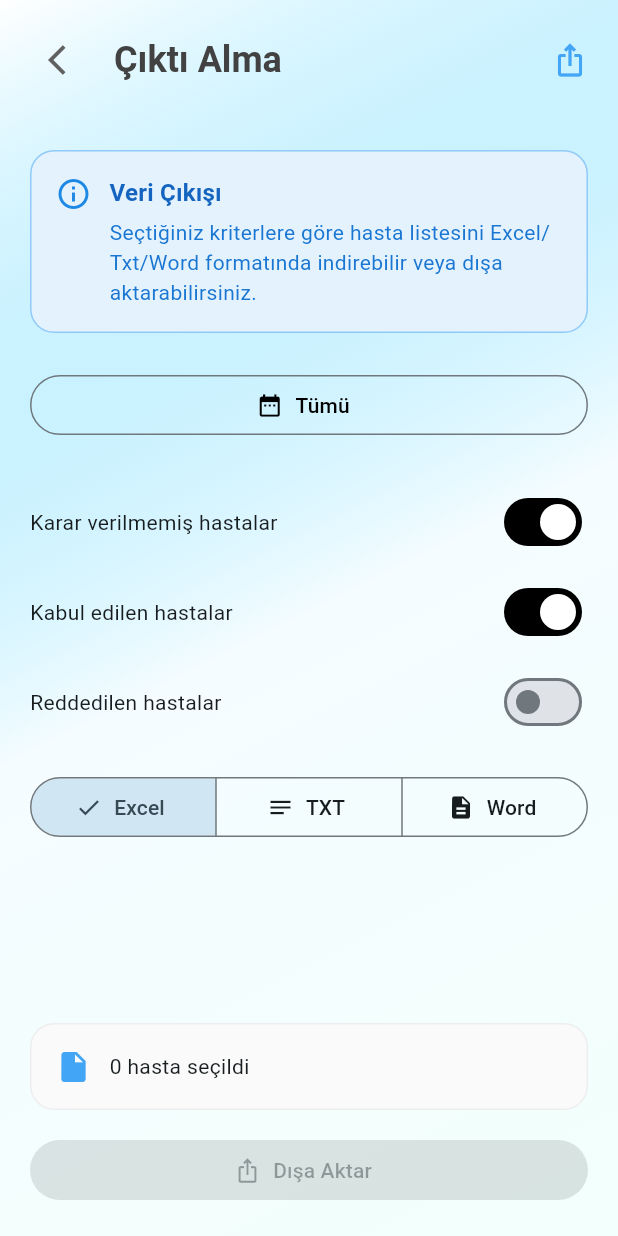
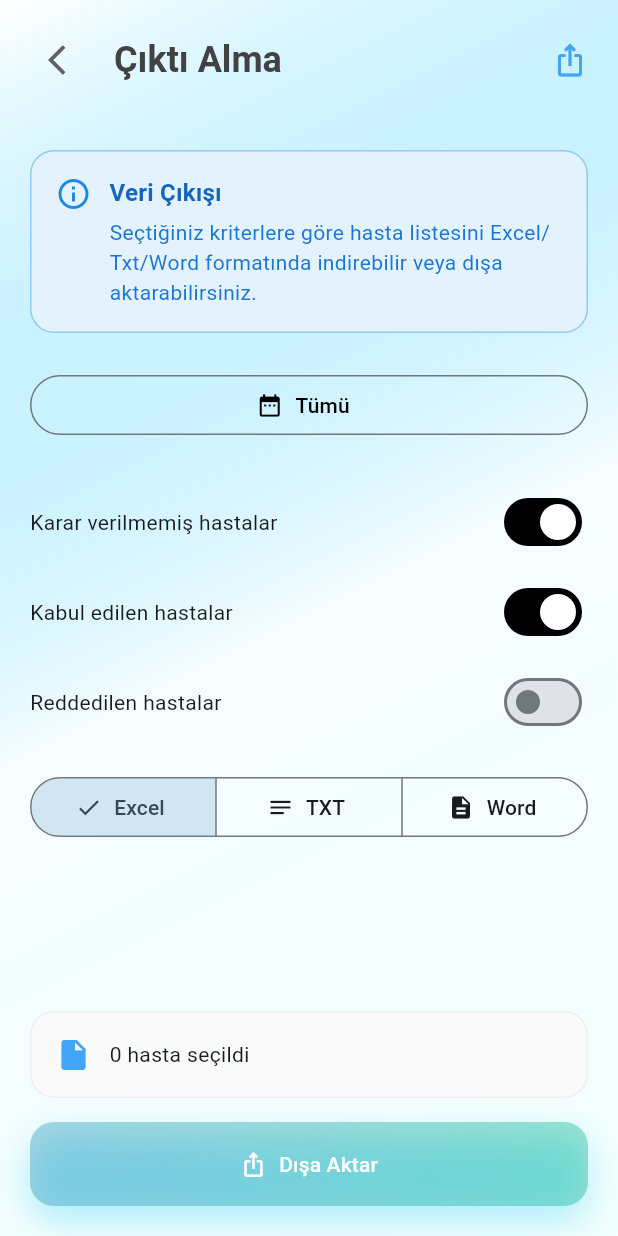
Before and after one commit to AhmetOzgul/plastichoose-offline, a Flutter app: the _ExportPageContent screen opened directly, on a phone screen of 412 x 824 dp. Run offline on Flutter 3.47's test engine with Material 3 defaults, Android fonts, the phone set to English and light mode, and no system bars; our stand-ins replace freezed_annotation, get_it, go_router, image_picker, share_plus, shared_preferences; missing offline and left inert: excel, external_path; accounts and stored records are empty.

Commit message:
refactor: date picker and buttons refactor

```diff
--- /dev/null
+++ b/lib/core/utils/date_range_utils.dart
@@ -0,0 +1,23 @@
+import 'package:flutter/material.dart';
+
+/// Utilities for working with DateTime and DateTimeRange in a consistent way.
+final class DateRangeUtils {
+  const DateRangeUtils._();
+
+  /// Returns a new [DateTimeRange] where the start is at the start of the day
+  /// (00:00:00.000) and the end is at the end of the day (23:59:59.999).
+  static DateTimeRange? normalizeInclusive(DateTimeRange? range) {
+    if (range == null) return null;
+    final DateTime start = startOfDay(range.start);
+    final DateTime end = endOfDay(range.end);
+    return DateTimeRange(start: start, end: end);
+  }
+
+  /// Returns the start of the day for [dt].
+  static DateTime startOfDay(DateTime dt) =>
+      DateTime(dt.year, dt.month, dt.day);
+
+  /// Returns the end of the day for [dt] (23:59:59.999).
+  static DateTime endOfDay(DateTime dt) =>
+      DateTime(dt.year, dt.month, dt.day, 23, 59, 59, 999);
+}
--- /dev/null
+++ b/lib/core/widgets/date_range_selector.dart
@@ -0,0 +1,60 @@
+import 'package:flutter/material.dart';
+import 'package:plastichoose/core/utils/date_range_utils.dart';
+
+/// Shared date range selector that normalizes the selected range to be
+/// inclusive for the end date (until 23:59:59.999).
+final class DateRangeSelector extends StatelessWidget {
+  final String label;
+  final DateTimeRange? value;
+  final ValueChanged<DateTimeRange?> onChanged;
+
+  const DateRangeSelector({
+    super.key,
+    required this.label,
+    required this.value,
+    required this.onChanged,
+  });
+
+  @override
+  Widget build(BuildContext context) {
+    return Row(
+      children: <Widget>[
+        Expanded(
+          child: OutlinedButton.icon(
+            onPressed: () async {
+              final DateTime now = DateTime.now();
+              final DateTimeRange initial =
+                  value ??
+                  DateTimeRange(
+                    start: now.subtract(const Duration(days: 30)),
+                    end: now,
+                  );
+              final DateTimeRange? picked = await showDateRangePicker(
+                context: context,
+                firstDate: DateTime(now.year - 5),
+                lastDate: DateTime(now.year + 1),
+                initialDateRange: DateTimeRange(
+                  start: initial.start,
+                  end: initial.end,
+                ),
+              );
+              onChanged(DateRangeUtils.normalizeInclusive(picked));
+            },
+            icon: const Icon(Icons.date_range),
+            label: Text(_labelText()),
+          ),
+        ),
+      ],
+    );
+  }
+
+  String _labelText() {
+    if (value == null) return label;
+    final DateTime s = value!.start;
+    final DateTime e = value!.end;
+    return '${_two(s.day)}.${_two(s.month)}.${s.year} - '
+        '${_two(e.day)}.${_two(e.month)}.${e.year}';
+  }
+
+  String _two(int v) => v.toString().padLeft(2, '0');
+}
--- a/lib/features/cleanup/presentation/controllers/cleanup_controller.dart
+++ b/lib/features/cleanup/presentation/controllers/cleanup_controller.dart
@@ -23,6 +23,8 @@ final class CleanupController extends ChangeNotifier {
   int selectedPatientsCount = 0;
   bool isLoading = false;
   String? errorMessage;
+
+  DateTimeRange? get range => _range;
 
   /// Sets the date range for filtering.
   void setRange(DateTimeRange? range) {
--- a/lib/features/export/presentation/controllers/export_controller.dart
+++ b/lib/features/export/presentation/controllers/export_controller.dart
@@ -28,6 +28,8 @@ final class ExportController extends ChangeNotifier {
   int patientsCount = 0;
 
   List<Patient> _lastPreviewPatients = <Patient>[];
+
+  DateTimeRange? get range => _range;
 
   void setRange(DateTimeRange? range) {
     _range = range;
--- a/lib/features/export/presentation/pages/export_page.dart
+++ b/lib/features/export/presentation/pages/export_page.dart
@@ -4,6 +4,8 @@ import 'package:provider/provider.dart';
 import 'package:plastichoose/app/di.dart';
 import 'package:plastichoose/features/export/presentation/controllers/export_controller.dart';
 import 'package:plastichoose/features/patients/domain/usecases/patient_usecases.dart';
+import 'package:plastichoose/core/widgets/date_range_selector.dart';
+import 'package:plastichoose/core/widgets/gradient_button.dart';
 
 final class ExportPage extends StatelessWidget {
   const ExportPage({super.key});
@@ -59,7 +61,14 @@ final class _ExportPageContent extends StatelessWidget {
                             children: <Widget>[
                               _ExportIntroCard(),
                               const SizedBox(height: 24),
-                              _ExportDateSelector(controller: controller),
+                              DateRangeSelector(
+                                label: 'Tümü',
+                                value: controller.range,
+                                onChanged: (DateTimeRange? r) async {
+                                  controller.setRange(r);
+                                  await controller.refreshPreview();
+                                },
+                              ),
                               const SizedBox(height: 24),
                               _ExportOptions(controller: controller),
                               const SizedBox(height: 16),
@@ -242,38 +251,7 @@ final class _ExportIntroCard extends StatelessWidget {
   }
 }
 
-final class _ExportDateSelector extends StatelessWidget {
-  final ExportController controller;
-  const _ExportDateSelector({required this.controller});
-
-  @override
-  Widget build(BuildContext context) {
-    return Row(
-      children: <Widget>[
-        Expanded(
-          child: OutlinedButton.icon(
-            onPressed: () async {
-              final DateTime now = DateTime.now();
-              final DateTimeRange? range = await showDateRangePicker(
-                context: context,
-                firstDate: DateTime(now.year - 5),
-                lastDate: DateTime(now.year + 1),
-                initialDateRange: DateTimeRange(
-                  start: now.subtract(const Duration(days: 30)),
-                  end: now,
-                ),
-              );
-              controller.setRange(range);
-              await controller.refreshPreview();
-            },
-            icon: const Icon(Icons.date_range),
-            label: Text(controller.getDateRangeText()),
-          ),
-        ),
-      ],
-    );
-  }
-}
+// Date range selector moved to shared `DateRangeSelector` widget
 
 final class _ExportOptions extends StatelessWidget {
   final ExportController controller;
@@ -402,16 +380,24 @@ final class _ExportActions extends StatelessWidget {
 
   @override
   Widget build(BuildContext context) {
+    final Color secondary = Theme.of(context).colorScheme.secondary;
+    final Color tertiary = Theme.of(context).colorScheme.tertiary;
+    final List<Color> colors = isEnabled
+        ? <Color>[secondary, tertiary]
+        : <Color>[secondary.withOpacity(0.3), tertiary.withOpacity(0.3)];
     return Row(
       children: <Widget>[
         Expanded(
-          child: ElevatedButton.icon(
+          child: GradientButton(
+            colors: colors,
             onPressed: isEnabled ? onExport : null,
-            icon: const Icon(Icons.ios_share),
-            label: const Text('Dışa Aktar'),
-            style: ElevatedButton.styleFrom(
-              backgroundColor: Colors.blue.shade600,
-              foregroundColor: Colors.white,
+            child: const Row(
+              mainAxisAlignment: MainAxisAlignment.center,
+              children: <Widget>[
+                Icon(Icons.ios_share, color: Colors.white),
+                SizedBox(width: 8),
+                Text('Dışa Aktar', style: TextStyle(color: Colors.white)),
+              ],
             ),
           ),
         ),
--- a/lib/features/home/presentation/pages/home_page.dart
+++ b/lib/features/home/presentation/pages/home_page.dart
@@ -1,6 +1,6 @@
 import 'package:flutter/material.dart';
 import 'package:go_router/go_router.dart';
-import 'package:plastichoose/features/common/widgets/custom_app_bar.dart';
+import 'package:plastichoose/core/widgets/custom_app_bar.dart';
 
 /// Home page with grid navigation to feature sections.
 final class HomePage extends StatelessWidget {
--- a/lib/features/patients/presentation/pages/add_patient_page.dart
+++ b/lib/features/patients/presentation/pages/add_patient_page.dart
@@ -3,9 +3,9 @@ import 'package:flutter/material.dart';
 import 'package:flutter/services.dart';
 import 'package:provider/provider.dart';
 import 'package:plastichoose/features/patients/presentation/controllers/add_patient_controller.dart';
-import 'package:plastichoose/features/common/widgets/gradient_button.dart';
-import 'package:plastichoose/features/common/widgets/labeled_text_field.dart';
-import 'package:plastichoose/features/common/widgets/error_banner.dart';
+import 'package:plastichoose/core/widgets/gradient_button.dart';
+import 'package:plastichoose/core/widgets/labeled_text_field.dart';
+import 'package:plastichoose/core/widgets/error_banner.dart';
 
 final class AddPatientPage extends StatelessWidget {
   const AddPatientPage({super.key});
```
Also changed, not shown: lib/features/cleanup/presentation/pages/cleanup_page.dart (+9 -2 lines), lib/features/cleanup/presentation/widgets/cleanup_actions.dart (+16 -6 lines), lib/features/cleanup/presentation/widgets/cleanup_date_selector.dart (deleted, +0 -35 lines), lib/features/decision/presentation/pages/review_deck_page.dart (+53 -6 lines), lib/core/widgets/custom_app_bar.dart (renamed from lib/features/common/widgets/custom_app_bar.dart), lib/core/widgets/error_banner.dart (renamed from lib/features/common/widgets/error_banner.dart), lib/core/widgets/gradient_button.dart (renamed from lib/features/common/widgets/gradient_button.dart), lib/core/widgets/labeled_text_field.dart (renamed from lib/features/common/widgets/labeled_text_field.dart).
